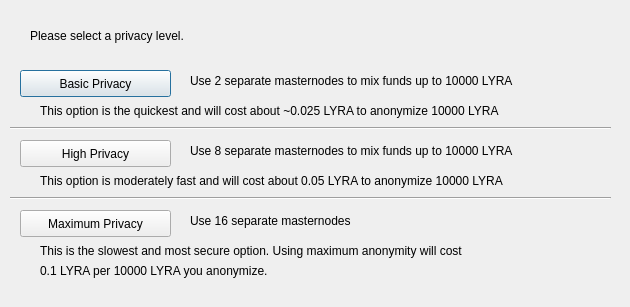
First picture: the form in src/qt/forms/obfuscationconfig.ui, repository Test-Coin/scrypta, before the edit.
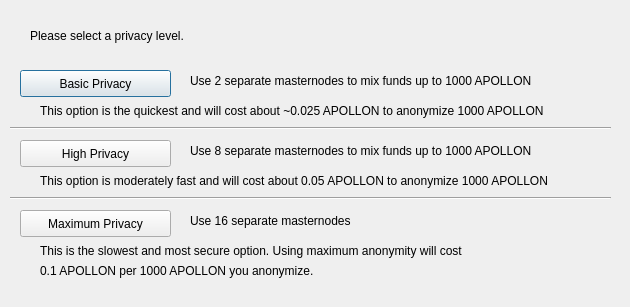
Second picture: the form after the edit.

Diff of the .ui file:
```diff
--- a/src/qt/forms/obfuscationconfig.ui
+++ b/src/qt/forms/obfuscationconfig.ui
@@ -75,7 +75,7 @@
     </rect>
    </property>
    <property name="text">
-    <string>Use 2 separate masternodes to mix funds up to 10000 LYRA</string>
+    <string>Use 2 separate masternodes to mix funds up to 1000 APOLLON</string>
    </property>
   </widget>
   <widget class="QLabel" name="label_3">
@@ -88,7 +88,7 @@
     </rect>
    </property>
    <property name="text">
-    <string>Use 8 separate masternodes to mix funds up to 10000 LYRA</string>
+    <string>Use 8 separate masternodes to mix funds up to 1000 APOLLON</string>
    </property>
   </widget>
   <widget class="QLabel" name="label_4">
@@ -114,7 +114,7 @@
     </rect>
    </property>
    <property name="text">
-    <string>This option is the quickest and will cost about ~0.025 LYRA to anonymize 10000 LYRA</string>
+    <string>This option is the quickest and will cost about ~0.025 APOLLON to anonymize 1000 APOLLON</string>
    </property>
   </widget>
   <widget class="QLabel" name="label_7">
@@ -127,7 +127,7 @@
     </rect>
    </property>
    <property name="text">
-    <string>This option is moderately fast and will cost about 0.05 LYRA to anonymize 10000 LYRA</string>
+    <string>This option is moderately fast and will cost about 0.05 APOLLON to anonymize 1000 APOLLON</string>
    </property>
   </widget>
   <widget class="QLabel" name="label_8">
@@ -153,7 +153,7 @@
     </rect>
    </property>
    <property name="text">
-    <string>0.1 LYRA per 10000 LYRA you anonymize.</string>
+    <string>0.1 APOLLON per 1000 APOLLON you anonymize.</string>
    </property>
   </widget>
   <widget class="Line" name="line">
```
